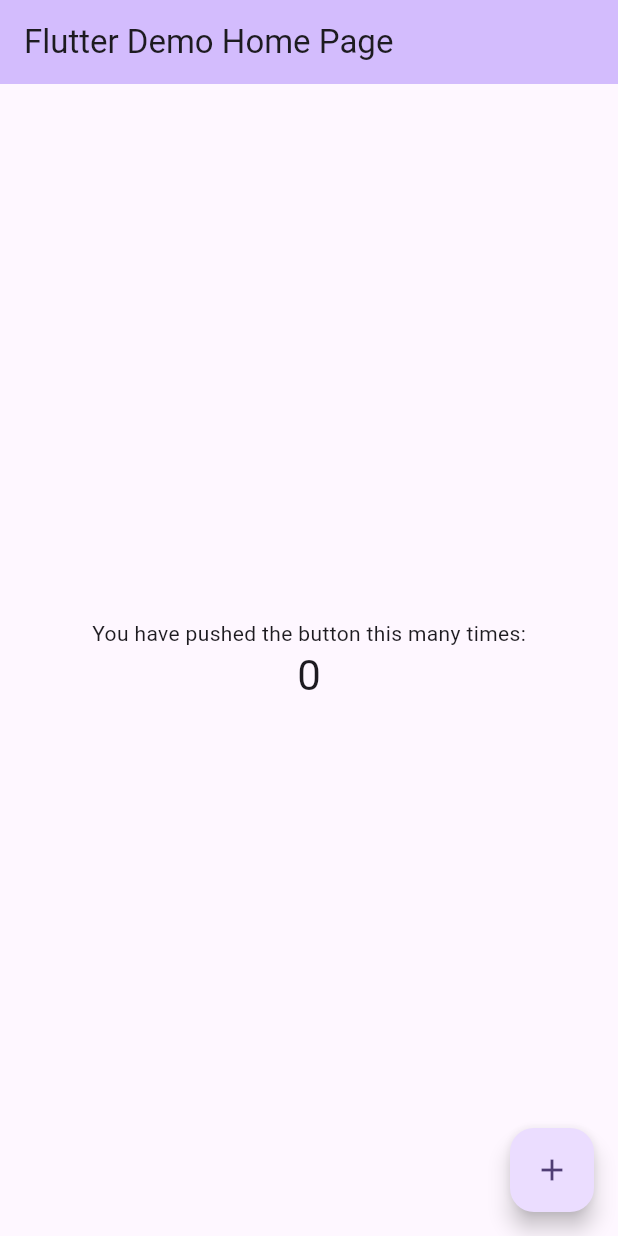
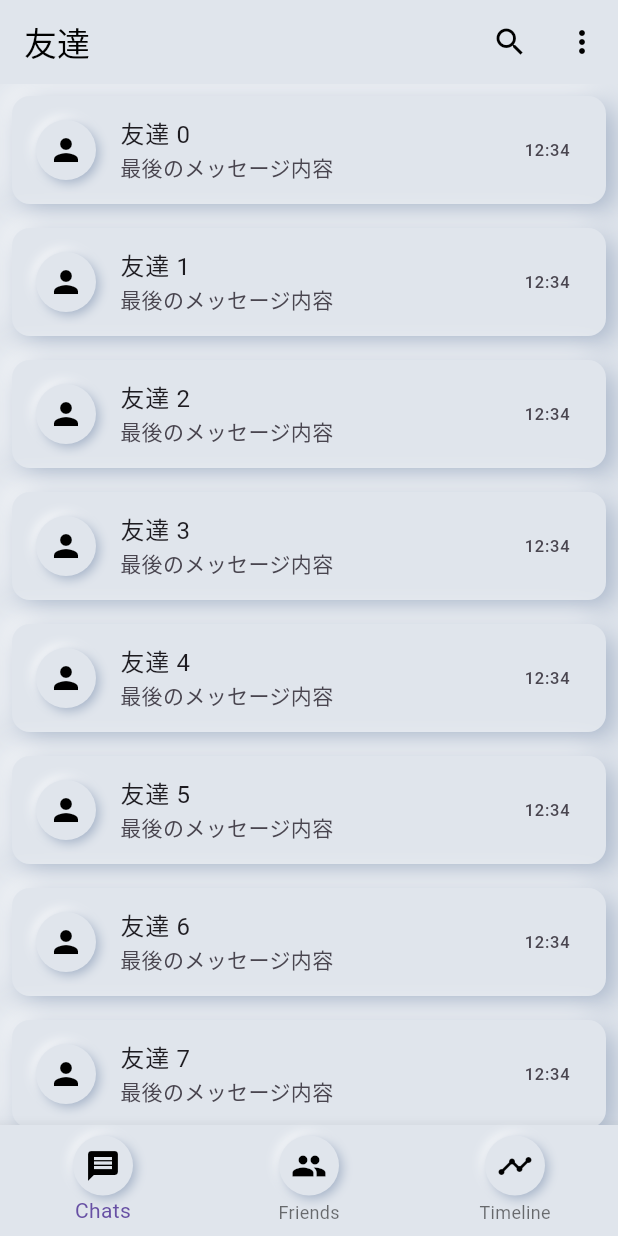
Before and after one commit to yuta0403/knocqnow_ui, a Flutter app: the screen it shows after launch, on a phone screen of 412 x 824 dp. Run offline on Flutter 3.47's test engine with Material 3 defaults, Android fonts, the light colour scheme and no system bars.

Commit message:
homeを仮で入れた

```diff
--- a/lib/main.dart
+++ b/lib/main.dart
@@ -1,69 +1,191 @@
 import 'package:flutter/material.dart';
 
 void main() {
-  runApp(const MyApp());
+  runApp(MyApp());
 }
 
 class MyApp extends StatelessWidget {
-  const MyApp({super.key});
+  @override
+  Widget build(BuildContext context) {
+    return MaterialApp(
+      home: Scaffold(
+        backgroundColor: Color(0xFFE0E5EC),
+        appBar: AppBar(
+          backgroundColor: Color(0xFFE0E5EC),
+          title: Text(
+            '友達',
+            style: TextStyle(color: Colors.black),
+          ),
+          actions: [
+            IconButton(
+              icon: Icon(Icons.search, color: Colors.black),
+              onPressed: () {},
+            ),
+            IconButton(
+              icon: Icon(Icons.more_vert, color: Colors.black),
+              onPressed: () {},
+            ),
+          ],
+          elevation: 0,
+        ),
+        body: ChatScreen(),
+        bottomNavigationBar: BottomNavigationBar(
+          backgroundColor: Color(0xFFE0E5EC),
+          items: const <BottomNavigationBarItem>[
+            BottomNavigationBarItem(
+              icon: NeumorphicIcon(icon: Icons.message),
+              label: 'Chats',
+            ),
+            BottomNavigationBarItem(
+              icon: NeumorphicIcon(icon: Icons.group),
+              label: 'Friends',
+            ),
+            BottomNavigationBarItem(
+              icon: NeumorphicIcon(icon: Icons.timeline),
+              label: 'Timeline',
+            ),
+          ],
+        ),
+      ),
+    );
+  }
+}
+class NeumorphicIcon extends StatelessWidget {
+  final IconData icon;
+
+  const NeumorphicIcon({required this.icon}); // Added const here
 
   @override
   Widget build(BuildContext context) {
-    return MaterialApp(
-      title: 'Flutter Demo',
-      theme: ThemeData(
-        colorScheme: ColorScheme.fromSeed(seedColor: Colors.deepPurple),
-        useMaterial3: true,
+    return Container(
+      padding: EdgeInsets.all(8),
+      decoration: BoxDecoration(
+        color: Color(0xFFE0E5EC),
+        shape: BoxShape.circle,
+        boxShadow: [
+          BoxShadow(
+            color: Colors.white,
+            offset: Offset(-2, -2),
+            blurRadius: 5,
+          ),
+          BoxShadow(
+            color: Color(0xFFA3B1C6),
+            offset: Offset(2, 2),
+            blurRadius: 5,
+          ),
+        ],
       ),
-      home: const MyHomePage(title: 'Flutter Demo Home Page'),
+      child: Icon(icon, color: Colors.black),
     );
   }
 }
 
-class MyHomePage extends StatefulWidget {
-  const MyHomePage({super.key, required this.title});
-
-  final String title;
-
+class ChatScreen extends StatelessWidget {
   @override
-  State<MyHomePage> createState() => _MyHomePageState();
+  Widget build(BuildContext context) {
+    return ListView.builder(
+      itemCount: 10, // 仮のアイテム数
+      itemBuilder: (context, index) {
+        return Padding(
+          padding: const EdgeInsets.all(8.0),
+          child: NeumorphicContainer(
+            child: ListTile(
+              leading: NeumorphicAvatar(),
+              title: Text('友達 $index'),
+              subtitle: Text('最後のメッセージ内容'),
+              trailing: Text('12:34'),
+              onTap: () {
+                // チャット画面に遷移する機能をここに追加
+              },
+            ),
+          ),
+        );
+      },
+    );
+  }
 }
 
-class _MyHomePageState extends State<MyHomePage> {
-  int _counter = 0;
+class NeumorphicContainer extends StatelessWidget {
+  final Widget child;
 
-  void _incrementCounter() {
-    setState(() {
-      _counter++;
-    });
-  }
+  NeumorphicContainer({required this.child});
 
   @override
   Widget build(BuildContext context) {
-    return Scaffold(
-      appBar: AppBar(
-        backgroundColor: Theme.of(context).colorScheme.inversePrimary,
-        title: Text(widget.title),
+    return Container(
+      decoration: BoxDecoration(
+        color: Color(0xFFE0E5EC),
+        borderRadius: BorderRadius.circular(12),
+        boxShadow: [
+          BoxShadow(
+            color: Colors.white,
+            offset: Offset(-5, -5),
+            blurRadius: 15,
+          ),
+          BoxShadow(
+            color: Color(0xFFA3B1C6),
+            offset: Offset(5, 5),
+            blurRadius: 15,
+          ),
+        ],
       ),
-      body: Center(
-        child: Column(
-          mainAxisAlignment: MainAxisAlignment.center,
-          children: <Widget>[
-            const Text(
-              'You have pushed the button this many times:',
-            ),
-            Text(
-              '$_counter',
-              style: Theme.of(context).textTheme.headlineMedium,
-            ),
-          ],
-        ),
-      ),
-      floatingActionButton: FloatingActionButton(
-        onPressed: _incrementCounter,
-        tooltip: 'Increment',
-        child: const Icon(Icons.add),
-      ),
+      child: child,
     );
   }
 }
+
+class NeumorphicIconButton extends StatelessWidget {
+  late final IconData iconData;
+
+  @override
+  Widget build(BuildContext context) {
+    IconData? icon;
+    return Container(
+      padding: EdgeInsets.all(8),
+      decoration: BoxDecoration(
+        color: Color(0xFFE0E5EC),
+        shape: BoxShape.circle,
+        boxShadow: [
+          BoxShadow(
+            color: Colors.white,
+            offset: Offset(-2, -2),
+            blurRadius: 5,
+          ),
+          BoxShadow(
+            color: Color(0xFFA3B1C6),
+            offset: Offset(2, 2),
+            blurRadius: 5,
+          ),
+        ],
+      ),
+      child: Icon(icon, color: Colors.black),
+    );
+  }
+}
+
+class NeumorphicAvatar extends StatelessWidget {
+  @override
+  Widget build(BuildContext context) {
+    return Container(
+      width: 40,
+      height: 40,
+      decoration: BoxDecoration(
+        color: Color(0xFFE0E5EC),
+        shape: BoxShape.circle,
+        boxShadow: [
+          BoxShadow(
+            color: Colors.white,
+            offset: Offset(-2, -2),
+            blurRadius: 5,
+          ),
+          BoxShadow(
+            color: Color(0xFFA3B1C6),
+            offset: Offset(2, 2),
+            blurRadius: 5,
+          ),
+        ],
+      ),
+      child: Icon(Icons.person, color: Colors.black),
+    );
+  }
+}
```
Also changed, not shown: 2 other files.
